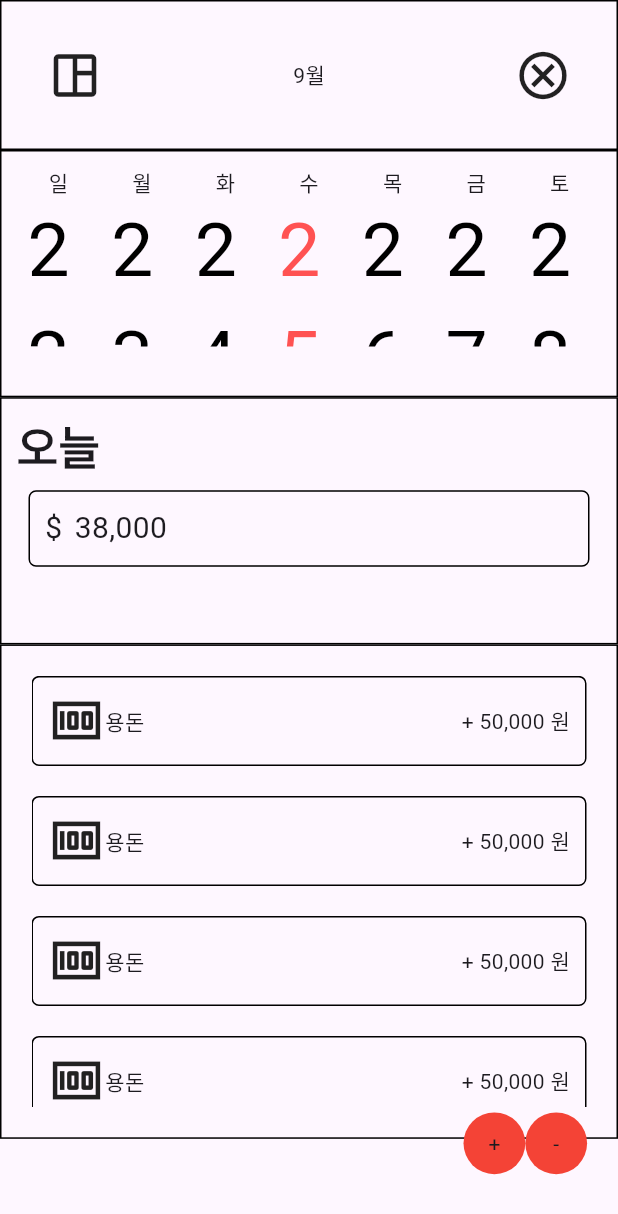
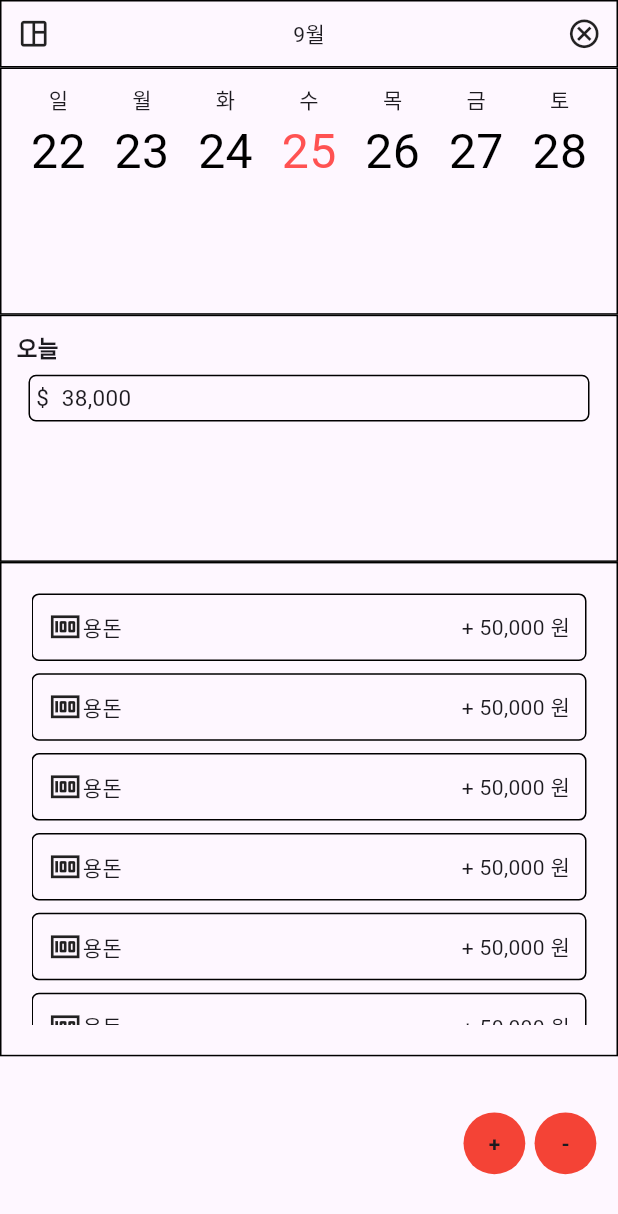
Before and after one commit to ParkJu-hong/expense_tracker, a Flutter app: the screen it shows after launch, on a phone screen of 412 x 824 dp. Shown: the top 1214 px of the screen. Run offline on Flutter 3.47's test engine with Material 3 defaults, Android fonts, the phone set to English and light mode, and no system bars; our stand-ins replace supabase_flutter; accounts and stored records are empty.

Commit message:
Refactoried home.dart

```diff
--- a/lib/home.dart
+++ b/lib/home.dart
@@ -27,33 +27,6 @@ class _HomeState extends State<Home> {
   List<List<String>> weeks = [];
   int today = DateTime.now().day;
   int foundScorllIndex = 0;
-  Widget listExpenseTracker = Container(
-    margin: const EdgeInsets.only(top: 20),
-    padding: const EdgeInsets.all(10),
-    decoration: BoxDecoration(
-      borderRadius: const BorderRadius.all(Radius.circular(5)),
-      border: Border.all(
-        color: Colors.black,
-      ),
-    ),
-    child: Row(
-      mainAxisAlignment: MainAxisAlignment.spaceBetween,
-      children: [
-        Row(
-          children: [
-            Container(
-              child: const Icon(
-                money_outlined,
-                size: 38,
-              ),
-            ),
-            const Text('용돈'),
-          ],
-        ),
-        const Text('+ 50,000 원'),
-      ],
-    ),
-  );
 
   // functions start
   List<String> setDate(List<Map<int, String>> dayOfTheWeek) {
@@ -104,8 +77,6 @@ class _HomeState extends State<Home> {
   void getDate() {
     DateTime now = DateTime.now();
 
-    DateTime firstDayOfMonth = DateTime(now.year, now.month, 1);
-
     DateTime lastDayOfMonth = DateTime(now.year, now.month + 1, 0);
 
     int daysInMonth = lastDayOfMonth.day;
@@ -116,8 +87,6 @@ class _HomeState extends State<Home> {
     }
 
     List<String> weekdays = ['Mon', 'Tue', 'Wed', 'Thu', 'Fri', 'Sat', 'Sun'];
-
-    int firstWeekday = firstDayOfMonth.weekday;
 
     List<Map<int, String>> result = [];
 
@@ -143,6 +112,36 @@ class _HomeState extends State<Home> {
     return foundIndex;
   }
 
+  Widget getListExpenseTracker(context) {
+    return Container(
+      margin: EdgeInsets.only(top: MediaQuery.of(context).size.width * 0.02),
+      padding: const EdgeInsets.all(10),
+      decoration: BoxDecoration(
+        borderRadius: const BorderRadius.all(Radius.circular(5)),
+        border: Border.all(
+          color: Colors.black,
+        ),
+      ),
+      child: Row(
+        mainAxisAlignment: MainAxisAlignment.spaceBetween,
+        children: [
+          Row(
+            children: [
+              Container(
+                child: const Icon(
+                  money_outlined,
+                  size: 23,
+                ),
+              ),
+              const Text('용돈'),
+            ],
+          ),
+          const Text('+ 50,000 원'),
+        ],
+      ),
+    );
+  }
+
   @override
   Widget build(BuildContext context) {
     return Scaffold(
@@ -160,21 +159,21 @@ class _HomeState extends State<Home> {
                     ),
                   ),
                   child: Padding(
-                    padding: const EdgeInsets.all(30),
+                    padding: const EdgeInsets.all(10),
                     child: Row(
                       mainAxisAlignment: MainAxisAlignment.spaceBetween,
                       children: [
                         Container(
                           child: const Icon(
                             space_dashboard_outlined,
-                            size: 38,
+                            size: 23,
                           ),
                         ),
                         const Text('9월'),
                         Container(
                           child: const Icon(
                             cancel_outlined,
-                            size: 38,
+                            size: 23,
                           ),
                         ),
                       ],
@@ -208,7 +207,7 @@ class _HomeState extends State<Home> {
                           ],
                         ),
                         SizedBox(
-                          height: 100,
+                          height: MediaQuery.of(context).size.height * 0.06,
                           child: PageView.builder(
                             controller: PageController(
                               initialPage: foundScorllIndex,
@@ -238,7 +237,10 @@ class _HomeState extends State<Home> {
                                             color: day == today.toString()
                                                 ? Colors.redAccent
                                                 : Colors.black,
-                                            fontSize: 50,
+                                            fontSize: MediaQuery.of(context)
+                                                    .size
+                                                    .width *
+                                                0.078,
                                           ),
                                         ),
                                       ),
@@ -272,15 +274,17 @@ class _HomeState extends State<Home> {
                           child: const Text(
                             '오늘',
                             style: TextStyle(
-                              fontSize: 30,
-                              fontWeight: FontWeight.w600,
+                              fontSize: 15,
+                              fontWeight: FontWeight.w800,
                             ),
                           ),
                         ),
                         Padding(
-                          padding: const EdgeInsets.all(8.0),
+                          padding: const EdgeInsets.all(8),
                           child: Container(
-                            padding: const EdgeInsets.all(10),
+                            padding: EdgeInsets.all(
+                              MediaQuery.of(context).size.width * 0.01,
+                            ),
                             decoration: BoxDecoration(
                               borderRadius:
                                   const BorderRadius.all(Radius.circular(5)),
@@ -293,7 +297,7 @@ class _HomeState extends State<Home> {
                                 const Text(
                                   '\$',
                                   style: TextStyle(
-                                    fontSize: 20,
+                                    fontSize: 15,
                                     fontWeight: FontWeight.w400,
                                   ),
                                 ),
@@ -304,7 +308,7 @@ class _HomeState extends State<Home> {
                                 const Text(
                                   '38,000',
                                   style: TextStyle(
-                                    fontSize: 20,
+                                    fontSize: 15,
                                     fontWeight: FontWeight.w400,
                                   ),
                                 ),
@@ -347,7 +351,7 @@ class _HomeState extends State<Home> {
                                   Container(
                                     child: const Icon(
                                       money_outlined,
-                                      size: 38,
+                                      size: 23,
                                     ),
                                   ),
                                   const Text('용돈'),
@@ -357,7 +361,8 @@ class _HomeState extends State<Home> {
                             ],
                           ),
                         ),
-                        for (int i = 0; i < 5; i++) listExpenseTracker,
+                        for (int i = 0; i < 5; i++)
+                          getListExpenseTracker(context),
                       ],
                     ),
                   ),
@@ -365,6 +370,7 @@ class _HomeState extends State<Home> {
               ),
             ],
           ),
+          // Add or Minus record button of expense_tracker
           Positioned(
             left: MediaQuery.of(context).size.width * 0.75,
             top: MediaQuery.of(context).size.height * 0.9,
@@ -378,7 +384,15 @@ class _HomeState extends State<Home> {
                     shape: BoxShape.circle,
                     color: Colors.red,
                   ),
-                  child: const Text('+'),
+                  child: const Text(
+                    '+',
+                    style: TextStyle(
+                      fontWeight: FontWeight.w600,
+                    ),
+                  ),
+                ),
+                SizedBox(
+                  width: MediaQuery.of(context).size.width * 0.015,
                 ),
                 Container(
                   width: MediaQuery.of(context).size.width * 0.1,
@@ -388,7 +402,12 @@ class _HomeState extends State<Home> {
                     shape: BoxShape.circle,
                     color: Colors.red,
                   ),
-                  child: const Text('-'),
+                  child: const Text(
+                    '-',
+                    style: TextStyle(
+                      fontWeight: FontWeight.w600,
+                    ),
+                  ),
                 )
               ],
             ),
```
Also changed, not shown: 676 other files.
